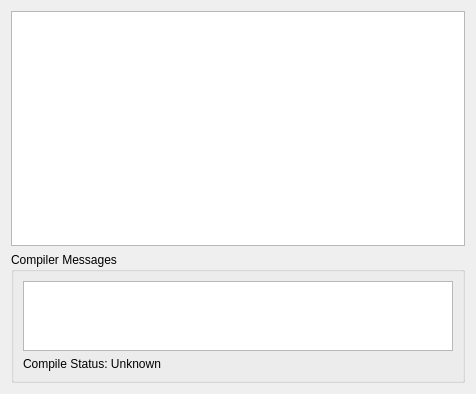
First picture: the form in src/DGLGui/ui/dglshaderview.ui, repository scygan/debugler, before the edit.
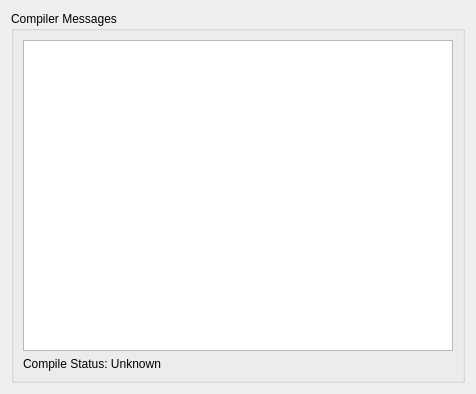
Second picture: the form after the edit.

Commit message: Line numbering in GLSL text edit

Patch:
```diff
--- a/src/DGLGui/ui/dglshaderview.ui
+++ b/src/DGLGui/ui/dglshaderview.ui
@@ -13,10 +13,7 @@
   <property name="windowTitle">
    <string>Form</string>
   </property>
-  <layout class="QVBoxLayout" name="verticalLayout" stretch="4,1">
-   <item>
-    <widget class="QTextEdit" name="textEdit"/>
-   </item>
+  <layout class="QVBoxLayout" name="verticalLayout" stretch="1">
    <item>
     <widget class="QGroupBox" name="groupBox1">
      <property name="title">
```
The commit also changes 2 other files.
